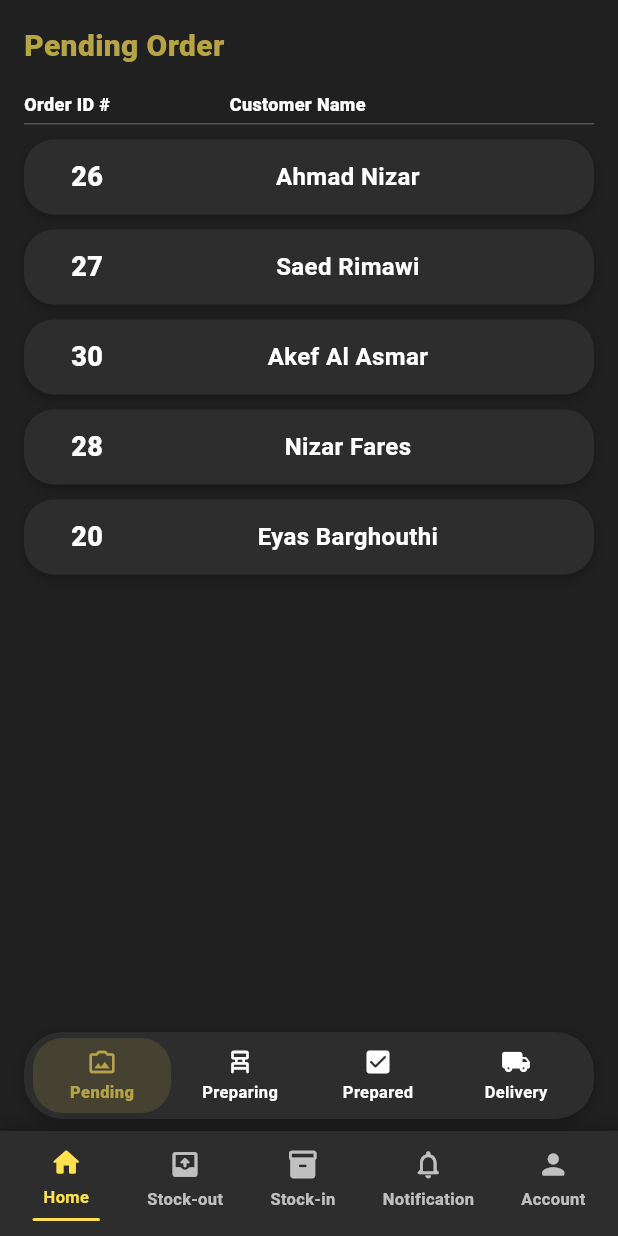
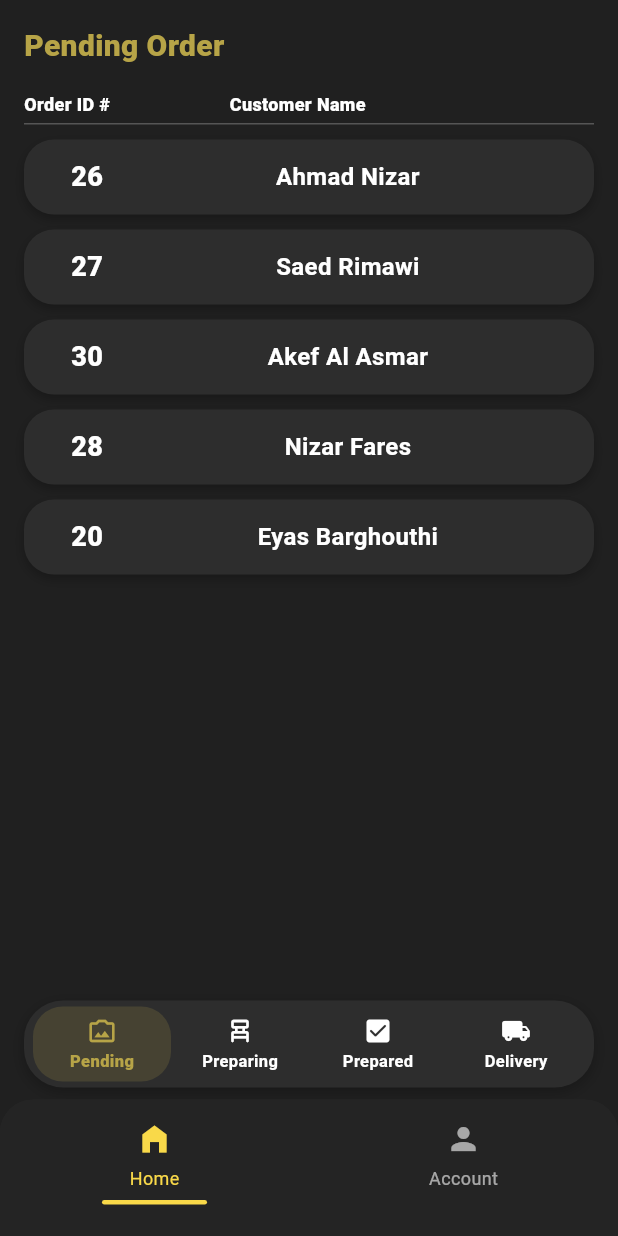
Before and after one commit to RamiRimawi/Graduation, a Flutter app: the ManagerShell screen opened directly, swiped to page 2, on a phone screen of 412 x 824 dp. Run offline on Flutter 3.47's test engine with Material 3 defaults, Android fonts, the light colour scheme and no system bars; our stand-ins replace calendar_date_picker2, flutter_compass, flutter_map, font_awesome_flutter, geolocator, google_fonts and 5 more; accounts and stored records are empty.

Commit message:
manager nav bar

```diff
--- a/lib/Mobile/CustomSendButton.dart
+++ b/lib/Mobile/CustomSendButton.dart
@@ -1,5 +1,5 @@
 import 'package:flutter/material.dart';
-import 'Manager/Bar.dart';
+import 'Manager/manager_theme.dart';
 
 class CustomSendButton extends StatelessWidget {
   final String text;
--- a/lib/Mobile/LoginMobile.dart
+++ b/lib/Mobile/LoginMobile.dart
@@ -4,7 +4,7 @@ import '../supabase_config.dart';
 import 'Supplier/supplier_home_page.dart';
 import 'DeliveryDriver/deleviry_home.dart';
 import 'StroageStaff/staff_home.dart';
-import 'Manager/HomeManager.dart';
+import 'Manager/ManagerShell.dart';
 import 'Customer/customer_home_page.dart';
 
 class DolphinApp extends StatelessWidget {
@@ -202,7 +202,7 @@ class _LoginPageState extends State<LoginPage> {
             homePage = const HomeStaff();
             break;
           case 'manager':
-            homePage = const HomeManagerPage();
+            homePage = const ManagerShell();
             break;
           case 'customer':
             homePage = const CustomerHomePage();
@@ -338,7 +338,9 @@ class _LoginPageState extends State<LoginPage> {
                           shape: const StadiumBorder(),
                           padding: EdgeInsets.zero,
                           elevation: 4,
-                          disabledBackgroundColor: AppColors.yellow.withOpacity(0.5),
+                          disabledBackgroundColor: AppColors.yellow.withOpacity(
+                            0.5,
+                          ),
                         ),
                         child: SizedBox(
                           height: 50,
--- a/lib/Mobile/Manager/CreateStockInOrderPage.dart
+++ b/lib/Mobile/Manager/CreateStockInOrderPage.dart
@@ -1,5 +1,5 @@
 import 'package:flutter/material.dart';
-import 'Bar.dart';
+import 'manager_theme.dart';
 
 // ======================= MODEL =======================
 class Product {
--- a/lib/Mobile/Manager/DeliveryOrderDetailsPage.dart
+++ b/lib/Mobile/Manager/DeliveryOrderDetailsPage.dart
@@ -1,6 +1,6 @@
 import 'package:flutter/material.dart';
 import 'order_item.dart';
-import 'Bar.dart';
+import 'manager_theme.dart';
 
 class DeliveryOrderDetailsPage extends StatelessWidget {
   final String customerName;
--- a/lib/Mobile/Manager/DriverOrdersPage.dart
+++ b/lib/Mobile/Manager/DriverOrdersPage.dart
@@ -1,5 +1,5 @@
 import 'package:flutter/material.dart';
-import 'Bar.dart';
+import 'manager_theme.dart';
 import 'DeliveryOrderDetailsPage.dart';
 
 class DriverOrdersPage extends StatelessWidget {
--- a/lib/Mobile/Manager/HomeManager.dart
+++ b/lib/Mobile/Manager/HomeManager.dart
@@ -1,5 +1,5 @@
 import 'package:flutter/material.dart';
-import 'Bar.dart';
+import 'manager_theme.dart';
 
 const double kGap = 16;
 const double kStatHeight = 144;
--- a/lib/Mobile/Manager/ManagerShell.dart
+++ b/lib/Mobile/Manager/ManagerShell.dart
@@ -1,5 +1,6 @@
 import 'package:flutter/material.dart';
-import 'Bar.dart';
+import '../bottom_navbar.dart';
+import 'manager_theme.dart';
 import 'HomeManager.dart';
 import 'StockOutPage.dart';
 import 'Stock-inPage.dart';
@@ -44,7 +45,7 @@ class _ManagerShellState extends State<ManagerShell> {
             const NeverScrollableScrollPhysics(), // يمنع السحب باليد – التنقل من البار فقط
         children: _pages,
       ),
-      bottomNavigationBar: BottomNav(
+      bottomNavigationBar: BottomNavBar(
         currentIndex: _currentIndex,
         onTap: _onNavTap,
       ),
--- a/lib/Mobile/Manager/NotificationPage.dart
+++ b/lib/Mobile/Manager/NotificationPage.dart
@@ -1,5 +1,5 @@
 import 'package:flutter/material.dart';
-import 'Bar.dart';
+import 'manager_theme.dart';
 
 class NotificationPage extends StatelessWidget {
   NotificationPage({super.key});
--- a/lib/Mobile/Manager/PendingOrderDetailsPage.dart
+++ b/lib/Mobile/Manager/PendingOrderDetailsPage.dart
@@ -1,5 +1,5 @@
 import 'package:flutter/material.dart';
-import 'Bar.dart';
+import 'manager_theme.dart';
 import 'SelectStaffSheet.dart';
 import 'order_item.dart';
 
--- a/lib/Mobile/Manager/PreparedOrderDetailsPage.dart
+++ b/lib/Mobile/Manager/PreparedOrderDetailsPage.dart
@@ -1,5 +1,5 @@
 import 'package:flutter/material.dart';
-import 'Bar.dart';
+import 'manager_theme.dart';
 import 'order_item.dart';
 import 'package:dolphin/Mobile/CustomSendButton.dart';
 import 'SelectDeliveryDriverSheet.dart'; // ✨ البوتوم شيت الجديد للدرايفرز
--- a/lib/Mobile/Manager/PreparingOrderDetailsPage.dart
+++ b/lib/Mobile/Manager/PreparingOrderDetailsPage.dart
@@ -1,5 +1,5 @@
 import 'package:flutter/material.dart';
-import 'Bar.dart';
+import 'manager_theme.dart';
 import 'order_item.dart';
 
 class PreparingOrderDetailsPage extends StatelessWidget {
--- a/lib/Mobile/Manager/SelectDeliveryDriverSheet.dart
+++ b/lib/Mobile/Manager/SelectDeliveryDriverSheet.dart
@@ -1,5 +1,5 @@
 import 'package:flutter/material.dart';
-import 'Bar.dart';
+import 'manager_theme.dart';
 import 'package:dolphin/Mobile/CustomSendButton.dart';
 
 class SelectDeliveryDriverSheet extends StatefulWidget {
--- a/lib/Mobile/Manager/SelectStaffSheet.dart
+++ b/lib/Mobile/Manager/SelectStaffSheet.dart
@@ -1,5 +1,5 @@
 import 'package:flutter/material.dart';
-import 'Bar.dart';
+import 'manager_theme.dart';
 import 'package:dolphin/Mobile/CustomSendButton.dart';
 
 class SelectStaffSheet extends StatefulWidget {
--- a/lib/Mobile/Manager/Stock-inPage.dart
+++ b/lib/Mobile/Manager/Stock-inPage.dart
@@ -1,5 +1,5 @@
 import 'package:flutter/material.dart';
-import 'Bar.dart';
+import 'manager_theme.dart';
 import 'CreateStockInOrderPage.dart';
 
 class StockInPage extends StatefulWidget {
--- a/lib/Mobile/Manager/StockOutPage.dart
+++ b/lib/Mobile/Manager/StockOutPage.dart
@@ -1,5 +1,5 @@
 import 'package:flutter/material.dart';
-import 'Bar.dart';
+import 'manager_theme.dart';
 import 'PendingOrderDetailsPage.dart';
 import 'PreparingOrderDetailsPage.dart';
 import 'order_item.dart';
--- /dev/null
+++ b/lib/Mobile/Manager/manager_theme.dart
@@ -0,0 +1,13 @@
+import 'package:flutter/material.dart';
+
+/// Shared color palette for manager mobile screens.
+class AppColors {
+  static const white = Color(0xFFFFFFFF);
+  static const gold = Color(0xFFB7A447);
+  static const card = Color(0xFF2D2D2D);
+  static const green = Color(0xFF00FF00);
+  static const yellow = Color(0xFFFFE14D);
+  static const bgDark = Color(0xFF202020);
+  static const shadow = Colors.black26;
+  static const cardAlt = Color(0xFF262626);
+}
```
